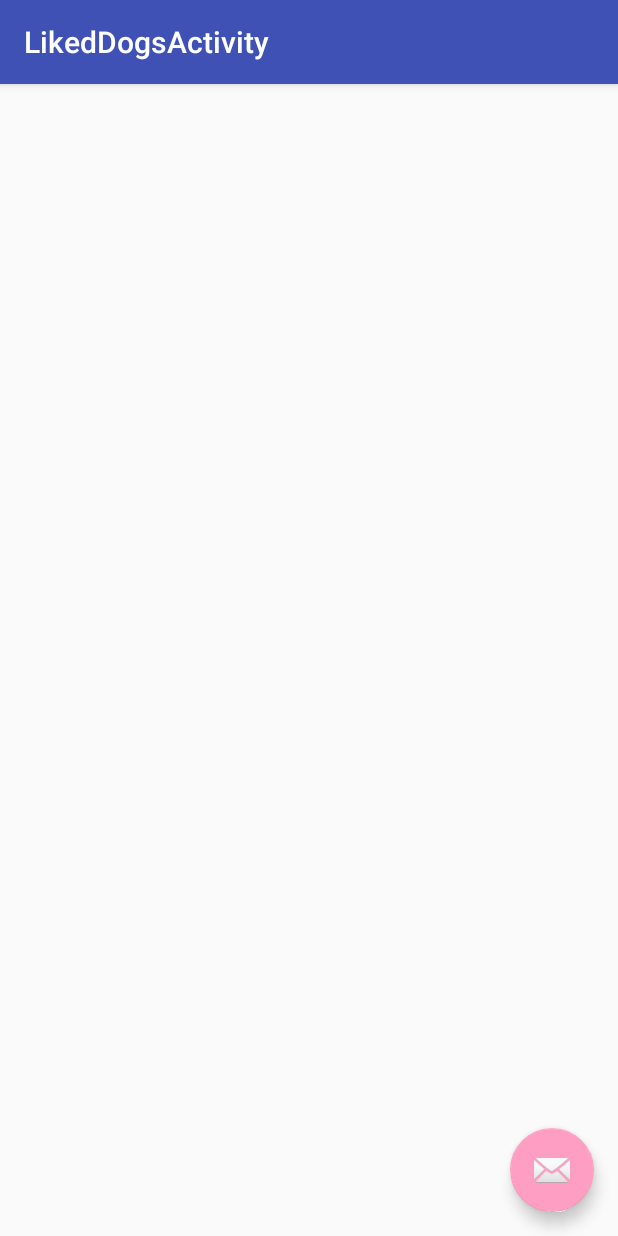
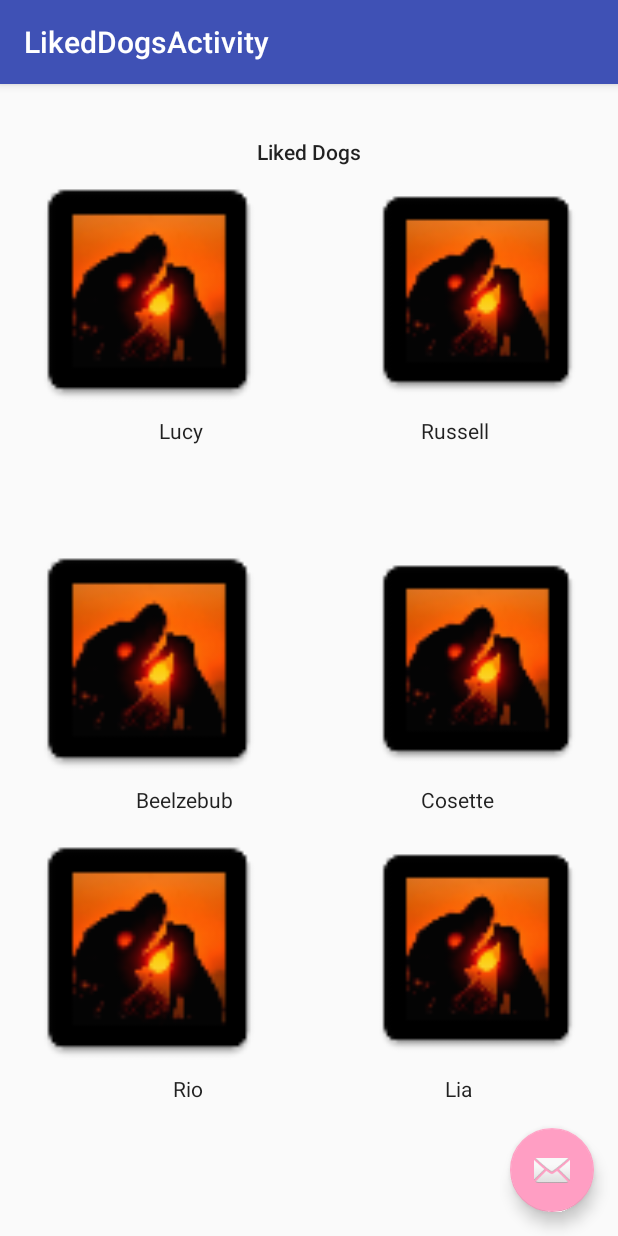
Before and after one commit to Date-A-Dog/Date-A-Dog, an Android app: the LikedDogsActivity screen opened directly, with no data from a screen before it, on a phone screen of 412 x 824 dp. Run offline under Robolectric (Android 15) with nearby library versions, the light colour scheme and no system bars.

Commit message:
Implemented Android Layout for Liked Dogs UI

```diff
--- a/app/src/main/res/layout/content_liked_dogs.xml
+++ b/app/src/main/res/layout/content_liked_dogs.xml
@@ -13,4 +13,138 @@
     tools:context="dateadog.dateadog.LikedDogsActivity"
     tools:showIn="@layout/activity_liked_dogs">
 
+    <TextView
+        android:text="Liked Dogs"
+        android:layout_width="wrap_content"
+        android:layout_height="wrap_content"
+        android:layout_alignParentTop="true"
+        android:layout_centerHorizontal="true"
+        android:layout_marginTop="19dp"
+        android:id="@+id/textView"
+        android:textAppearance="@style/TextAppearance.AppCompat.Body2" />
+
+    <ImageView
+        android:layout_width="250px"
+        android:layout_height="250px"
+        app:srcCompat="@mipmap/dog_launcher"
+        android:id="@+id/imageView4"
+        android:layout_below="@+id/textView"
+        android:layout_alignParentLeft="true"
+        android:layout_alignParentStart="true"
+        android:onClick=""/>
+
+    <ImageView
+        android:layout_width="250px"
+        android:layout_height="250px"
+        app:srcCompat="@mipmap/dog_launcher"
+        android:id="@+id/imageView5"
+        android:layout_below="@+id/imageView3"
+        android:layout_alignParentLeft="true"
+        android:layout_alignParentStart="true"
+        android:layout_marginTop="26dp" />
+
+    <ImageView
+        android:layout_width="250px"
+        android:layout_height="250px"
+        app:srcCompat="@mipmap/dog_launcher"
+        android:id="@+id/imageView3"
+        android:layout_centerVertical="true"
+        android:layout_alignParentLeft="true"
+        android:layout_alignParentStart="true" />
+
+    <ImageView
+        android:layout_width="250px"
+        android:layout_height="250px"
+        app:srcCompat="@mipmap/dog_launcher"
+        android:id="@+id/imageView7"
+        android:layout_below="@+id/textView"
+        android:layout_toRightOf="@+id/textView"
+        android:layout_toEndOf="@+id/textView" />
+
+    <ImageView
+        android:layout_width="250px"
+        android:layout_height="250px"
+        app:srcCompat="@mipmap/dog_launcher"
+        android:id="@+id/imageView6"
+        android:layout_alignTop="@+id/imageView3"
+        android:layout_alignLeft="@+id/imageView7"
+        android:layout_alignStart="@+id/imageView7" />
+
+    <ImageView
+        android:layout_width="250px"
+        android:layout_height="250px"
+        app:srcCompat="@mipmap/dog_launcher"
+        android:id="@+id/imageView8"
+        android:layout_alignTop="@+id/imageView5"
+        android:layout_alignLeft="@+id/imageView6"
+        android:layout_alignStart="@+id/imageView6" />
+
+    <TextView
+        android:text="Lucy"
+        android:layout_width="wrap_content"
+        android:layout_height="wrap_content"
+        android:textAppearance="@style/TextAppearance.AppCompat.Body1"
+        android:id="@+id/textView2"
+        android:layout_below="@+id/imageView4"
+        android:layout_alignRight="@+id/imageView4"
+        android:layout_alignEnd="@+id/imageView4"
+        android:layout_marginRight="47dp"
+        android:layout_marginEnd="47dp" />
+
+    <TextView
+        android:text="Beelzebub"
+        android:layout_width="wrap_content"
+        android:layout_height="wrap_content"
+        android:textAppearance="@style/TextAppearance.AppCompat.Body1"
+        android:id="@+id/textView3"
+        android:layout_marginRight="27dp"
+        android:layout_marginEnd="27dp"
+        android:layout_below="@+id/imageView3"
+        android:layout_alignRight="@+id/imageView3"
+        android:layout_alignEnd="@+id/imageView3" />
+
+    <TextView
+        android:text="Rio"
+        android:layout_width="wrap_content"
+        android:layout_height="wrap_content"
+        android:textAppearance="@style/TextAppearance.AppCompat.Body1"
+        android:id="@+id/textView5"
+        android:layout_below="@+id/imageView5"
+        android:layout_alignRight="@+id/textView2"
+        android:layout_alignEnd="@+id/textView2" />
+
+    <TextView
+        android:text="Russell"
+        android:layout_width="wrap_content"
+        android:layout_height="wrap_content"
+        android:textAppearance="@style/TextAppearance.AppCompat.Body1"
+        android:id="@+id/textView4"
+        android:layout_below="@+id/imageView7"
+        android:layout_alignLeft="@+id/imageView7"
+        android:layout_alignStart="@+id/imageView7"
+        android:layout_marginLeft="40dp"
+        android:layout_marginStart="40dp" />
+
+    <TextView
+        android:text="Cosette"
+        android:layout_width="wrap_content"
+        android:layout_height="wrap_content"
+        android:textAppearance="@style/TextAppearance.AppCompat.Body1"
+        android:id="@+id/textView6"
+        android:layout_below="@+id/imageView6"
+        android:layout_alignLeft="@+id/textView4"
+        android:layout_alignStart="@+id/textView4" />
+
+    <TextView
+        android:text="Lia"
+        android:layout_width="wrap_content"
+        android:layout_height="wrap_content"
+        android:textAppearance="@style/TextAppearance.AppCompat.Body1"
+        android:id="@+id/textView7"
+        android:layout_below="@+id/imageView8"
+        android:layout_alignRight="@+id/textView4"
+        android:layout_alignEnd="@+id/textView4"
+        android:layout_marginRight="11dp"
+        android:layout_marginEnd="11dp" />
+
 </RelativeLayout>
```
